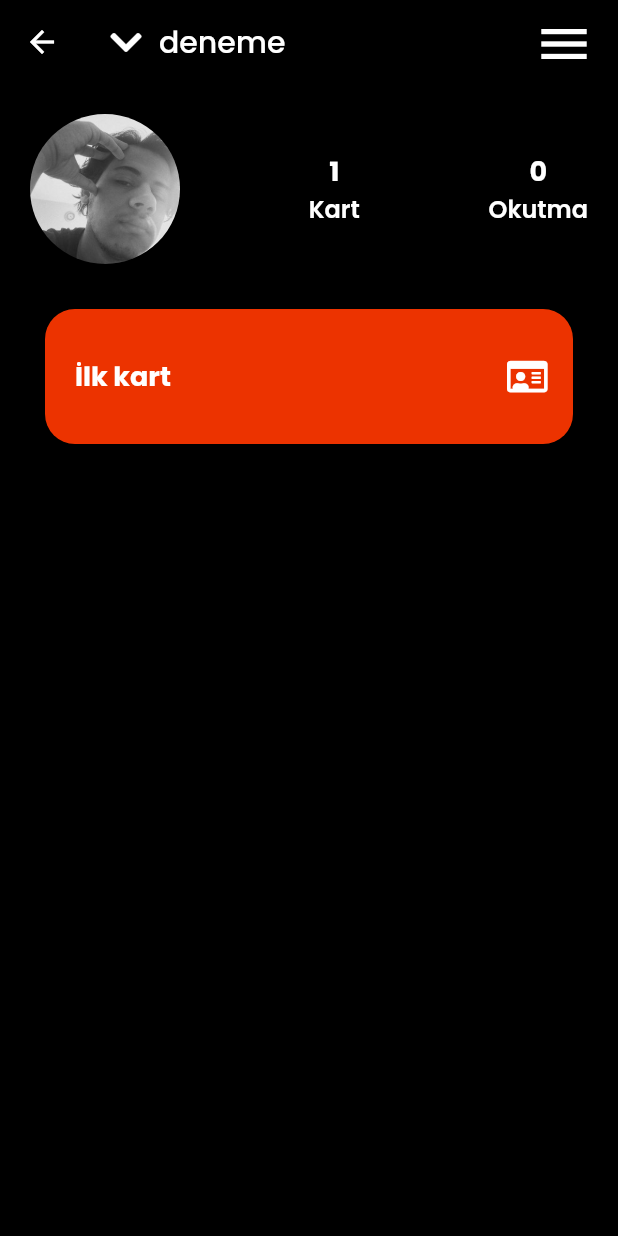
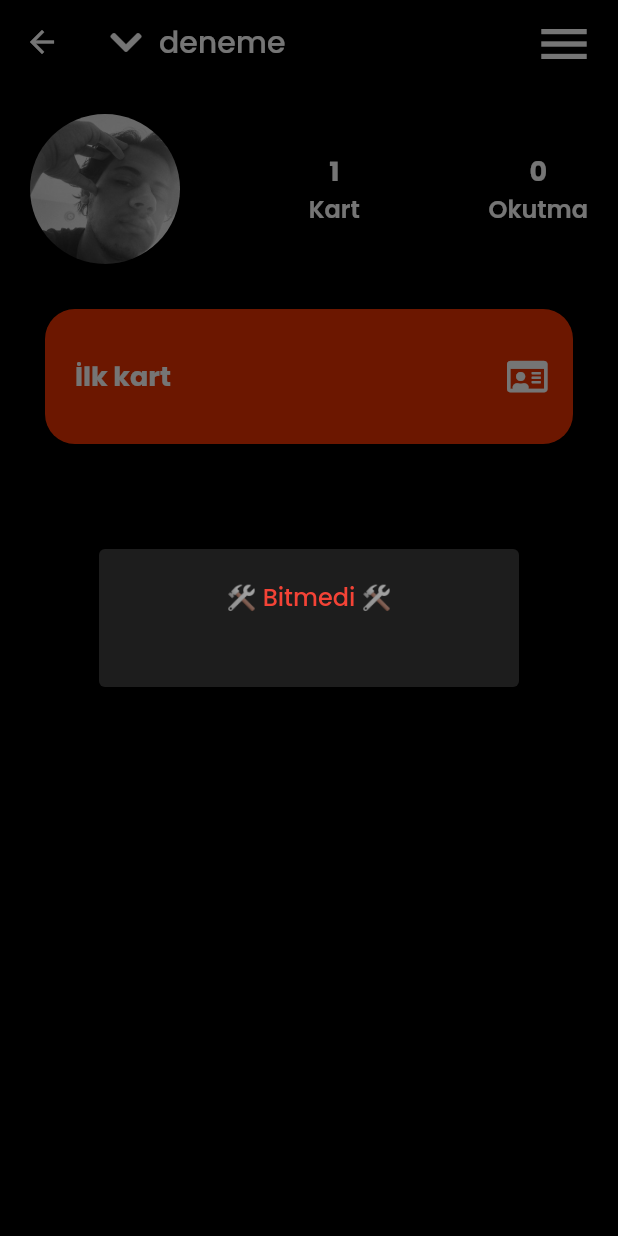
Before and after one commit to MankayXX/QRD, a Flutter app: the ProfileScreen screen opened directly, after a tap on the "menu" icon, on a phone screen of 412 x 824 dp. Run offline on Flutter 3.47's test engine with Material 2 defaults, Android fonts, the phone set to English and light mode, and no system bars; our stand-ins replace file_picker, font_awesome_flutter, qr_flutter, shared_preferences; missing offline and left inert: mysql1, o_color_picker, qr_code_scanner, units_converter; accounts and stored records are empty.

Commit message:
03.07.22
db düzenlemeleri

```diff
--- a/lib/data/Connection.dart
+++ b/lib/data/Connection.dart
@@ -114,5 +114,7 @@ Future userName() async {
   var result = await conn
       .query('SELECT `Username` FROM `users` WHERE `users`.`Id` = $deneme');
   print("username ::::::: ");
-  print(result.first['Username']);
+  var a = result.first['Username'];
+  await prefs.setString("userName", "$a");
+  print(a);
 }
--- a/lib/screens/profile_screen.dart
+++ b/lib/screens/profile_screen.dart
@@ -63,11 +63,35 @@ class _ProfileScreenState extends State<ProfileScreen> {
                       )
                     ]),
                     GestureDetector(
-                        onTap: () {
+                        onTap: () async {
                           /*Navigator.of(context)
                               .push(MaterialPageRoute(
                                   builder: (context) => SettingScreen()))
                               .then((_) => setState(() {}));*/
+                          SharedPreferences prefs =
+                              await SharedPreferences.getInstance();
+                          String deneme = prefs.getString("userName");
+
+                          return showDialog(
+                              context: context,
+                              builder: (context) {
+                                return AlertDialog(
+                                    backgroundColor: srcColor(isDarkTheme),
+                                    content: Column(
+                                      crossAxisAlignment:
+                                          CrossAxisAlignment.center,
+                                      mainAxisSize: MainAxisSize.min,
+                                      children: [
+                                        Text("🛠 Bitmedi 🛠",
+                                            style:
+                                                TextStyle(color: Colors.red)),
+                                        Text("$deneme",
+                                            style: TextStyle(
+                                                color:
+                                                    otherColor(isDarkTheme))),
+                                      ],
+                                    ));
+                              });
                           userName();
                         },
                         child: Icon(Icons.menu,
```
